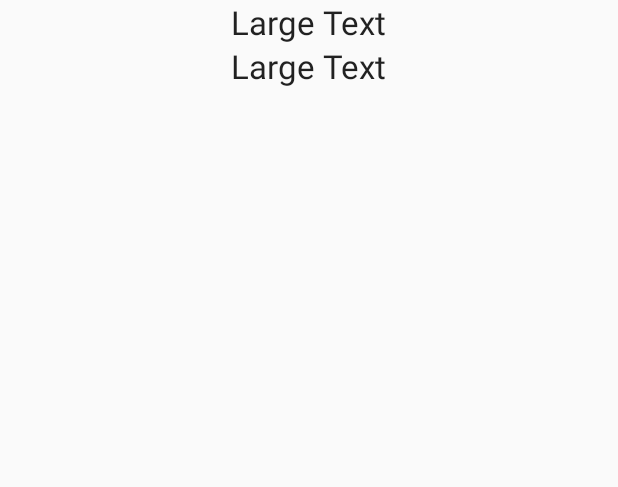
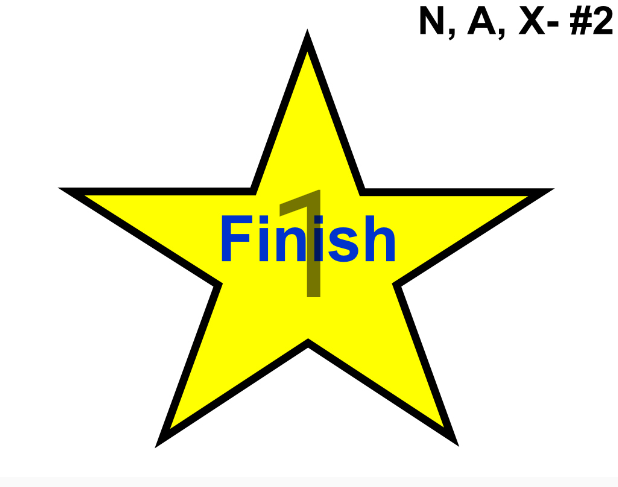
Before and after one commit to BarryBryant/rally-genius-android, an Android app: the layout sign_list_item.xml on its own in the app's theme, with its tools: preview values and no code run, on a phone screen of 412 x 824 dp. Shown: the top 487 px of the screen. Run offline under Robolectric (Android 15) with nearby library versions, the phone set to English and light mode, and no system bars.

Commit message:
feat: Add image and sign id number to sign_list_item

```diff
--- a/app/src/main/java/com/b3sk/rallygenius/Adapters/RecyclerViewAdapter.java
+++ b/app/src/main/java/com/b3sk/rallygenius/Adapters/RecyclerViewAdapter.java
@@ -32,7 +32,6 @@ public class RecyclerViewAdapter extends RecyclerView.Adapter<RecyclerViewHolder
 
     @Override
     public void onBindViewHolder(RecyclerViewHolder holder, int position) {
-        holder.signName.setText(signs.get(position).getName());
         holder.signId.setText(String.valueOf(signs.get(position).getId()));
     }
 
--- a/app/src/main/java/com/b3sk/rallygenius/Adapters/RecyclerViewHolder.java
+++ b/app/src/main/java/com/b3sk/rallygenius/Adapters/RecyclerViewHolder.java
@@ -13,12 +13,10 @@ public class RecyclerViewHolder extends RecyclerView.ViewHolder {
 
     public View signView;
     public TextView signId;
-    public TextView signName;
 
     public RecyclerViewHolder(View itemView) {
         super(itemView);
         signView = itemView;
         signId = (TextView) itemView.findViewById(R.id.sign_id);
-        signName = (TextView) itemView.findViewById(R.id.sign_name);
     }
 }
--- a/app/src/main/res/layout/sign_list_item.xml
+++ b/app/src/main/res/layout/sign_list_item.xml
@@ -1,25 +1,24 @@
 <?xml version="1.0" encoding="utf-8"?>
-<LinearLayout
-    xmlns:android="http://schemas.android.com/apk/res/android"
-    android:orientation="vertical"
-    android:layout_width="match_parent"
+<FrameLayout xmlns:android="http://schemas.android.com/apk/res/android"
+    xmlns:tools="http://schemas.android.com/tools"
+    android:layout_width="wrap_content"
     android:layout_height="wrap_content">
+
+    <ImageView
+        android:layout_width="wrap_content"
+        android:layout_height="wrap_content"
+        android:src="@drawable/signtwo"
+        android:scaleType="fitCenter"
+        android:adjustViewBounds="true"/>
 
 
     <TextView
         android:layout_width="wrap_content"
         android:layout_height="wrap_content"
-        android:textAppearance="?android:attr/textAppearanceLarge"
-        android:text="Large Text"
+        android:textSize="100sp"
+        tools:text="1"
         android:id="@+id/sign_id"
-        android:layout_gravity="center_horizontal" />
+        android:layout_gravity="center" />
 
-    <TextView
-        android:layout_width="wrap_content"
-        android:layout_height="wrap_content"
-        android:textAppearance="?android:attr/textAppearanceLarge"
-        android:text="Large Text"
-        android:id="@+id/sign_name"
-        android:layout_gravity="center_horizontal" />
 
-</LinearLayout>
+</FrameLayout>
```
